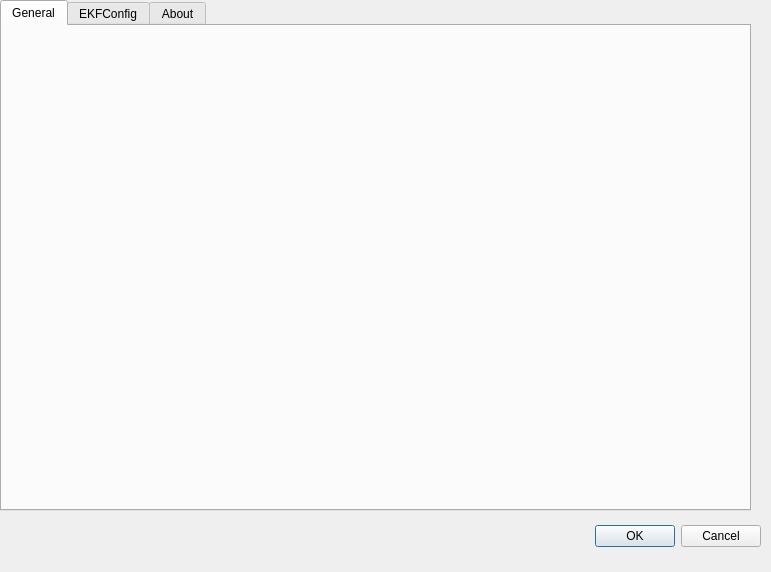
Above: agentxconfig.ui from xuhao1/FOXTracker before the change. Below: the same form after it.
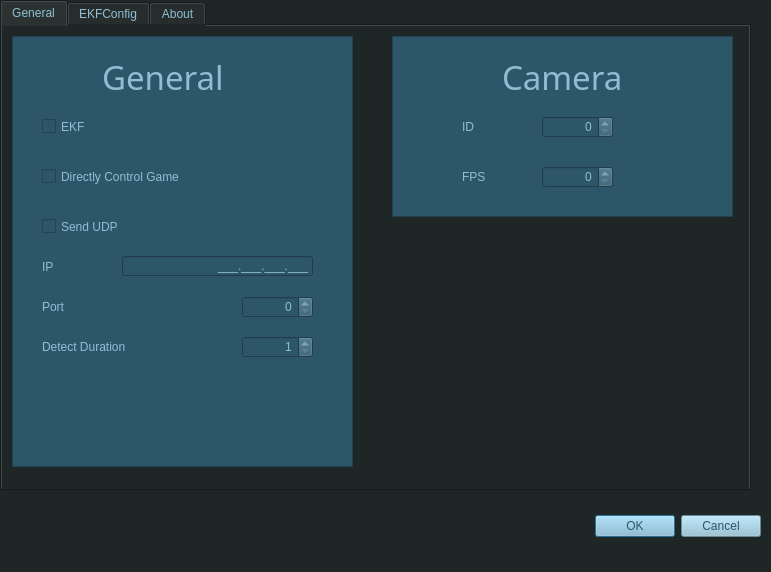
That is the form after the change. The open tabs and pages were chosen to show the change. Custom widgets are drawn as their Qt base class.

Commit message: Implent config menu. Fix bugs on ekf default params. Fix roll issue on directly control.

Patch:
```diff
--- a/agentxconfig.ui
+++ b/agentxconfig.ui
@@ -13,15 +13,23 @@
   <property name="windowTitle">
    <string>Dialog</string>
   </property>
+  <property name="styleSheet">
+   <string notr="true">background-color: rgb(31, 38, 38);</string>
+  </property>
   <widget class="QDialogButtonBox" name="buttonBox">
    <property name="geometry">
     <rect>
      <x>140</x>
-     <y>520</y>
+     <y>501</y>
      <width>621</width>
-     <height>32</height>
+     <height>51</height>
     </rect>
    </property>
+   <property name="styleSheet">
+    <string notr="true">font: 14pt &quot;Source Code Pro&quot;;
+background-color: rgb(143, 190, 212);
+color: #2e5669;</string>
+   </property>
    <property name="orientation">
     <enum>Qt::Horizontal</enum>
    </property>
@@ -35,16 +43,326 @@
      <x>0</x>
      <y>0</y>
      <width>751</width>
-     <height>511</height>
+     <height>491</height>
     </rect>
    </property>
+   <property name="styleSheet">
+    <string notr="true">font: 15pt &quot;Source Code Pro&quot;;
+color: #8fbed4;
+background-color: rgb(31, 38, 38);</string>
+   </property>
    <property name="currentIndex">
     <number>1</number>
    </property>
-   <widget class="QWidget" name="tab">
+   <widget class="QWidget" name="General">
+    <property name="styleSheet">
+     <string notr="true">background-color: rgb(31, 38, 38);</string>
+    </property>
     <attribute name="title">
      <string>General</string>
     </attribute>
+    <widget class="QFrame" name="GeneralF">
+     <property name="geometry">
+      <rect>
+       <x>10</x>
+       <y>10</y>
+       <width>341</width>
+       <height>431</height>
+      </rect>
+     </property>
+     <property name="styleSheet">
+      <string notr="true">font: 14pt &quot;Source Code Pro&quot;;
+background-color: rgb(46, 86, 105);
+color: #8fbed4;</string>
+     </property>
+     <property name="frameShape">
+      <enum>QFrame::StyledPanel</enum>
+     </property>
+     <property name="frameShadow">
+      <enum>QFrame::Raised</enum>
+     </property>
+     <widget class="QCheckBox" name="DCtrl_Check">
+      <property name="geometry">
+       <rect>
+        <x>30</x>
+        <y>110</y>
+        <width>281</width>
+        <height>61</height>
+       </rect>
+      </property>
+      <property name="styleSheet">
+       <string notr="true">font: 15pt &quot;Source Code Pro&quot;;
+</string>
+      </property>
+      <property name="text">
+       <string>Directly Control Game</string>
+      </property>
+     </widget>
+     <widget class="QCheckBox" name="EKF_Check">
+      <property name="geometry">
+       <rect>
+        <x>30</x>
+        <y>60</y>
+        <width>281</width>
+        <height>61</height>
+       </rect>
+      </property>
+      <property name="styleSheet">
+       <string notr="true">font: 15pt &quot;Source Code Pro&quot;;
+</string>
+      </property>
+      <property name="text">
+       <string>EKF</string>
+      </property>
+     </widget>
+     <widget class="QLabel" name="label_5">
+      <property name="geometry">
+       <rect>
+        <x>90</x>
+        <y>10</y>
+        <width>151</width>
+        <height>61</height>
+       </rect>
+      </property>
+      <property name="font">
+       <font>
+        <family>Source Code Pro</family>
+        <pointsize>25</pointsize>
+        <weight>50</weight>
+        <italic>false</italic>
+        <bold>false</bold>
+       </font>
+      </property>
+      <property name="styleSheet">
+       <string notr="true">font: 25pt &quot;Source Code Pro&quot;;
+</string>
+      </property>
+      <property name="text">
+       <string>General</string>
+      </property>
+     </widget>
+     <widget class="QCheckBox" name="SendUDP_Check">
+      <property name="geometry">
+       <rect>
+        <x>30</x>
+        <y>160</y>
+        <width>281</width>
+        <height>61</height>
+       </rect>
+      </property>
+      <property name="styleSheet">
+       <string notr="true">font: 15pt &quot;Source Code Pro&quot;;
+</string>
+      </property>
+      <property name="text">
+       <string>Send UDP</string>
+      </property>
+     </widget>
+     <widget class="QLineEdit" name="IP_Input">
+      <property name="geometry">
+       <rect>
+        <x>110</x>
+        <y>220</y>
+        <width>191</width>
+        <height>20</height>
+       </rect>
+      </property>
+      <property name="inputMask">
+       <string>000.000.000.000;_</string>
+      </property>
+      <property name="alignment">
+       <set>Qt::AlignRight|Qt::AlignTrailing|Qt::AlignVCenter</set>
+      </property>
+     </widget>
+     <widget class="QLabel" name="label">
+      <property name="geometry">
+       <rect>
+        <x>30</x>
+        <y>220</y>
+        <width>31</width>
+        <height>21</height>
+       </rect>
+      </property>
+      <property name="text">
+       <string>IP</string>
+      </property>
+     </widget>
+     <widget class="QLabel" name="label_2">
+      <property name="geometry">
+       <rect>
+        <x>30</x>
+        <y>260</y>
+        <width>54</width>
+        <height>21</height>
+       </rect>
+      </property>
+      <property name="text">
+       <string>Port</string>
+      </property>
+     </widget>
+     <widget class="QSpinBox" name="DetectDura_Input">
+      <property name="geometry">
+       <rect>
+        <x>230</x>
+        <y>300</y>
+        <width>71</width>
+        <height>22</height>
+       </rect>
+      </property>
+      <property name="alignment">
+       <set>Qt::AlignRight|Qt::AlignTrailing|Qt::AlignVCenter</set>
+      </property>
+      <property name="minimum">
+       <number>1</number>
+      </property>
+      <property name="maximum">
+       <number>1000</number>
+      </property>
+     </widget>
+     <widget class="QLabel" name="label_3">
+      <property name="geometry">
+       <rect>
+        <x>30</x>
+        <y>300</y>
+        <width>191</width>
+        <height>21</height>
+       </rect>
+      </property>
+      <property name="text">
+       <string>Detect Duration</string>
+      </property>
+     </widget>
+     <widget class="QSpinBox" name="Port_Input">
+      <property name="geometry">
+       <rect>
+        <x>230</x>
+        <y>260</y>
+        <width>71</width>
+        <height>22</height>
+       </rect>
+      </property>
+      <property name="alignment">
+       <set>Qt::AlignRight|Qt::AlignTrailing|Qt::AlignVCenter</set>
+      </property>
+      <property name="minimum">
+       <number>0</number>
+      </property>
+      <property name="maximum">
+       <number>100000</number>
+      </property>
+     </widget>
+    </widget>
+    <widget class="QFrame" name="frame_2">
+     <property name="geometry">
+      <rect>
+       <x>390</x>
+       <y>10</y>
+       <width>341</width>
+       <height>181</height>
+      </rect>
+     </property>
+     <property name="styleSheet">
+      <string notr="true">font: 14pt &quot;Source Code Pro&quot;;
+background-color: rgb(46, 86, 105);
+color: #8fbed4;</string>
+     </property>
+     <property name="frameShape">
+      <enum>QFrame::StyledPanel</enum>
+     </property>
+     <property name="frameShadow">
+      <enum>QFrame::Raised</enum>
+     </property>
+     <widget class="QLabel" name="label_7">
+      <property name="geometry">
+       <rect>
+        <x>110</x>
+        <y>10</y>
+        <width>151</width>
+        <height>61</height>
+       </rect>
+      </property>
+      <property name="font">
+       <font>
+        <family>Source Code Pro</family>
+        <pointsize>25</pointsize>
+        <weight>50</weight>
+        <italic>false</italic>
+        <bold>false</bold>
+       </font>
+      </property>
+      <property name="styleSheet">
+       <string notr="true">font: 25pt &quot;Source Code Pro&quot;;
+</string>
+      </property>
+      <property name="text">
+       <string>Camera</string>
+      </property>
+     </widget>
+     <widget class="QLabel" name="label_4">
+      <property name="geometry">
+       <rect>
+        <x>70</x>
+        <y>80</y>
+        <width>61</width>
+        <height>21</height>
+       </rect>
+      </property>
+      <property name="text">
+       <string>ID</string>
+      </property>
+     </widget>
+     <widget class="QSpinBox" name="CameraID_Input">
+      <property name="geometry">
+       <rect>
+        <x>150</x>
+        <y>80</y>
+        <width>71</width>
+        <height>22</height>
+       </rect>
+      </property>
+      <property name="alignment">
+       <set>Qt::AlignRight|Qt::AlignTrailing|Qt::AlignVCenter</set>
+      </property>
+      <property name="minimum">
+       <number>0</number>
+      </property>
+      <property name="maximum">
+       <number>100</number>
+      </property>
+     </widget>
+     <widget class="QLabel" name="label_8">
+      <property name="geometry">
+       <rect>
+        <x>70</x>
+        <y>130</y>
+        <width>61</width>
+        <height>21</height>
+       </rect>
+      </property>
+      <property name="text">
+       <string>FPS</string>
+      </property>
+     </widget>
+     <widget class="QSpinBox" name="FPS_Input">
+      <property name="geometry">
+       <rect>
+        <x>150</x>
+        <y>130</y>
+        <width>71</width>
+        <height>22</height>
+       </rect>
+      </property>
+      <property name="alignment">
+       <set>Qt::AlignRight|Qt::AlignTrailing|Qt::AlignVCenter</set>
+      </property>
+      <property name="minimum">
+       <number>0</number>
+      </property>
+      <property name="maximum">
+       <number>1000</number>
+      </property>
+     </widget>
+    </widget>
    </widget>
    <widget class="QWidget" name="tab_2">
     <attribute name="title">
```
Left out of the diff: 4 changed lines with no effect on the pictures. The commit also changes 13 other files.
